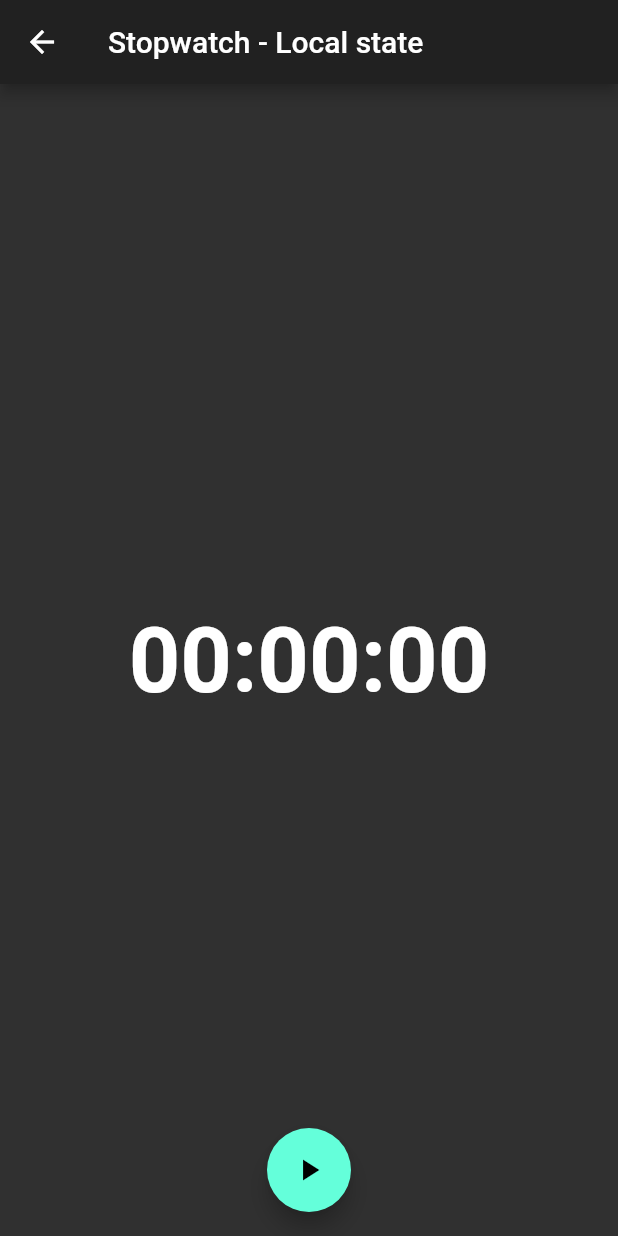
After one commit to Javlopez/bloc_v2, a Flutter app: the screen it shows after launch, after a tap on "Stopwatch", on a phone screen of 412 x 824 dp. The commit adds this screen. Run offline on Flutter 3.47's test engine with Material 2 defaults, Android fonts, the phone set to English and light mode, and no system bars; our stand-ins replace equatable, rxdart.

Commit message:
Add bloc builders and provird

```diff
--- /dev/null
+++ b/lib/blocs/stopwatch_bloc.dart
@@ -0,0 +1,146 @@
+import 'dart:async';
+import 'package:meta/meta.dart';
+import 'package:equatable/equatable.dart';
+import '../bloc/bloc.dart';
+
+abstract class StopwatchEvent extends Equatable {
+  StopwatchEvent([List props = const []]) : super();
+
+  @override
+  List<Object> get props => [];
+}
+
+class StartStopwatch extends StopwatchEvent {
+  @override
+  String toString() {
+    return 'StartStopwatch';
+  }
+}
+
+class StopStopwatch extends StopwatchEvent {
+  @override
+  String toString() {
+    return 'StopStopwatch';
+  }
+}
+
+class ResetStopwatch extends StopwatchEvent {
+  @override
+  String toString() {
+    return 'ResetStopwatch';
+  }
+}
+
+class UpdateStopwatch extends StopwatchEvent {
+  final Duration time;
+
+  UpdateStopwatch(this.time);
+  // : super([time]);
+
+  @override
+  List<Object> get props => [time];
+
+  @override
+  String toString() {
+    return 'UpdateStopwatch {timeInMilliseconds: ${time.inMilliseconds}} ';
+  }
+}
+
+class StopwatchState extends Equatable {
+  final Duration time;
+  final bool isInitial;
+  final bool isRunning;
+  final bool isSpecial;
+
+  StopwatchState(
+      {@required this.time,
+      @required this.isInitial,
+      @required this.isRunning,
+      @required this.isSpecial});
+
+  @override
+  List<Object> get props =>
+      [this.time, this.isInitial, this.isRunning, this.isSpecial];
+
+  factory StopwatchState.initial() {
+    return StopwatchState(
+        time: Duration(milliseconds: 0),
+        isInitial: true,
+        isRunning: false,
+        isSpecial: false);
+  }
+
+  int get minutes => time.inMinutes.remainder(60);
+  int get seconds => time.inSeconds.remainder(60);
+  int get hundreds => (time.inMilliseconds / 10).floor().remainder(100);
+
+  String get timeFormated {
+    String toTwoDigits(int n) {
+      if (n >= 10) return "$n";
+      return "0$n";
+    }
+
+    return "${toTwoDigits(minutes)}:${toTwoDigits(seconds)}:${toTwoDigits(hundreds)}";
+  }
+
+  StopwatchState copyWith(
+      {Duration time, bool isInitial, bool isRunning, bool isSpecial}) {
+    return StopwatchState(
+        time: time ?? this.time,
+        isInitial: isInitial ?? this.isInitial,
+        isRunning: isRunning ?? this.isRunning,
+        isSpecial: isSpecial ?? this.isSpecial);
+  }
+
+  @override
+  String toString() =>
+      "StopwatchState { timeFormated: $timeFormated, isInitial: $isInitial,  isRunning: $isRunning, isSpecial: $isSpecial}";
+}
+
+class StopwatchBloc extends Bloc<StopwatchEvent, StopwatchState> {
+  int _elapsedTimeInmilliseconds = 0;
+  StreamSubscription _streamPeriodicSubscription;
+
+  @override
+  void dispose() {
+    _streamPeriodicSubscription?.cancel();
+    _streamPeriodicSubscription = null;
+    super.dispose();
+  }
+
+  @override
+  StopwatchState get initialState => StopwatchState.initial();
+
+  @override
+  Stream<StopwatchState> mapEventToState(StopwatchEvent event) async* {
+    if (event is StartStopwatch) {
+      if (_streamPeriodicSubscription == null) {
+        _streamPeriodicSubscription =
+            Stream.periodic(Duration(milliseconds: 10)).listen((_) {
+          _elapsedTimeInmilliseconds += 10;
+          dispatch(UpdateStopwatch(
+              Duration(milliseconds: _elapsedTimeInmilliseconds)));
+        });
+      }
+    } else if (event is UpdateStopwatch) {
+      final bool isSpecial = event.time.inMilliseconds % 3000 == 0;
+
+      yield StopwatchState(
+        time: event.time,
+        isInitial: false,
+        isRunning: true,
+        isSpecial: isSpecial,
+      );
+    } else if (event is StopStopwatch) {
+      _streamPeriodicSubscription?.cancel();
+      _streamPeriodicSubscription = null;
+
+      yield currentState.copyWith(isRunning: false);
+    } else if (event is ResetStopwatch) {
+      _elapsedTimeInmilliseconds = 0;
+      if (!currentState.isRunning) {
+        yield StopwatchState.initial();
+      }
+    }
+  }
+}
--- a/lib/home_screen.dart
+++ b/lib/home_screen.dart
@@ -3,6 +3,8 @@ import 'counter_screen.dart';
 import 'blocs/counter_bloc.dart';
 import 'flutter_bloc/bloc_provider.dart';
 import 'flutter_bloc/bloc_builder.dart';
+import 'blocs/stopwatch_bloc.dart';
+import 'stopwatch_screen.dart';
 
 class HomeScreen extends StatelessWidget {
   const HomeScreen({Key key}) : super(key: key);
@@ -14,6 +16,7 @@ class HomeScreen extends StatelessWidget {
   @override
   Widget build(BuildContext context) {
     final counterBloc = BlocProvider.of<CounterBloc>(context);
+    final stopwatchBloc = BlocProvider.of<StopwatchBloc>(context);
 
     return Scaffold(
       appBar: AppBar(title: Text("BLoC Example")),
@@ -46,6 +49,38 @@ class HomeScreen extends StatelessWidget {
               counterBloc.dispatch(CounterEvent.increment);
             },
           ),
+          ListTile(
+            leading: Icon(Icons.add_circle_outline),
+            title: Text('Stopwatch'),
+            trailing: Chip(
+              label: Text('Local State'),
+              backgroundColor: Colors.blue[800],
+            ),
+            onTap: () => _pushContent(context, StopwatchScreenWithLocalState()),
+          ),
+          ListTile(
+            leading: Icon(Icons.add_circle_outline),
+            title: Text('Stopwatch'),
+            subtitle: BlocBuilder(
+              bloc: stopwatchBloc,
+              builder: (BuildContext context, StopwatchState state) {
+                return Text('${state.timeFormated}');
+              },
+            ),
+            trailing: Chip(
+              label: Text('Global State'),
+              backgroundColor: Colors.green[800],
+            ),
+            onTap: () =>
+                _pushContent(context, StopwatchScreenWithGlobalState()),
+            onLongPress: () {
+              if (stopwatchBloc.currentState.isRunning) {
+                stopwatchBloc.dispatch(StopStopwatch());
+              } else {
+                stopwatchBloc.dispatch(StartStopwatch());
+              }
+            },
+          ),
         ],
       ),
     );
--- a/lib/main.dart
+++ b/lib/main.dart
@@ -5,18 +5,23 @@ import 'bloc/bloc_supervisor.dart';
 import 'bloc/bloc_delegate.dart';
 import 'blocs/counter_bloc.dart';
 import 'flutter_bloc/bloc_provider.dart';
+import 'blocs/stopwatch_bloc.dart';
 
 void main() {
   BlocSupervisor.delegate = MyBlocDelegate();
 
+  final stopwatchBloc = StopwatchBloc();
   final counterBloc = CounterBloc();
 
-  runApp(BlocProvider<CounterBloc>(
-    bloc: counterBloc,
-    child: MaterialApp(
-      debugShowCheckedModeBanner: false,
-      theme: ThemeData.dark(),
-      home: HomeScreen(),
+  runApp(BlocProvider(
+    bloc: stopwatchBloc,
+    child: BlocProvider<CounterBloc>(
+      bloc: counterBloc,
+      child: MaterialApp(
+        debugShowCheckedModeBanner: false,
+        theme: ThemeData.dark(),
+        home: HomeScreen(),
+      ),
     ),
   ));
 }
--- /dev/null
+++ b/lib/stopwatch_screen.dart
@@ -0,0 +1,114 @@
+import 'package:flutter/material.dart';
+import 'action_button.dart';
+import 'blocs/stopwatch_bloc.dart';
+import 'flutter_bloc/bloc_provider.dart';
+import 'flutter_bloc/bloc_builder.dart';
+
+class StopwatchScreenWithLocalState extends StatefulWidget {
+  StopwatchScreenWithLocalState({Key key}) : super(key: key);
+
+  @override
+  _StopwatchScreenWithLocalStateState createState() =>
+      _StopwatchScreenWithLocalStateState();
+}
+
+class _StopwatchScreenWithLocalStateState
+    extends State<StopwatchScreenWithLocalState> {
+  StopwatchBloc _stopwatchBloc;
+
+  @override
+  void initState() {
+    super.initState();
+    _stopwatchBloc = StopwatchBloc();
+  }
+
+  @override
+  void dispose() {
+    _stopwatchBloc.dispose();
+    super.dispose();
+  }
+
+  @override
+  Widget build(BuildContext context) {
+    return BlocProvider(
+      bloc: _stopwatchBloc,
+      child: StopwatchScaffold(title: 'Stopwatch - Local state'),
+    );
+  }
+}
+
+class StopwatchScreenWithGlobalState extends StatelessWidget {
+  const StopwatchScreenWithGlobalState({Key key}) : super(key: key);
+
+  @override
+  Widget build(BuildContext context) {
+    return StopwatchScaffold(
+      title: 'Stopwatch-  global state',
+    );
+  }
+}
+
+class StopwatchScaffold extends StatelessWidget {
+  final String title;
+
+  const StopwatchScaffold({Key key, @required this.title}) : super(key: key);
+
+  @override
+  Widget build(BuildContext context) {
+    final stopwatchBloc = BlocProvider.of<StopwatchBloc>(context);
+    return Scaffold(
+      appBar: AppBar(
+        title: Text(title),
+      ),
+      body: Center(
+        child: BlocBuilder(
+            bloc: stopwatchBloc,
+            builder: (BuildContext context, StopwatchState state) {
+              return Text(
+                state.timeFormated,
+                style: TextStyle(fontSize: 60, fontWeight: FontWeight.bold),
+              );
+            }),
+      ),
+      floatingActionButtonLocation: FloatingActionButtonLocation.centerDocked,
+      floatingActionButton: Padding(
+        padding: EdgeInsets.all(16),
+        child: BlocBuilder(
+          bloc: stopwatchBloc,
+          condition: (StopwatchState previous, StopwatchState current) {
+            return previous.isInitial != current.isInitial ||
+                previous.isRunning != current.isRunning;
+          },
+          builder: (BuildContext context, StopwatchState state) {
+            return Row(
+              mainAxisAlignment: MainAxisAlignment.spaceEvenly,
+              children: <Widget>[
+                if (state.isRunning)
+                  ActionButton(
+                    iconData: Icons.stop,
+                    onPressed: () {
+                      stopwatchBloc.dispatch(StopStopwatch());
+                    },
+                  )
+                else
+                  ActionButton(
+                    iconData: Icons.play_arrow,
+                    onPressed: () {
+                      stopwatchBloc.dispatch(StartStopwatch());
+                    },
+                  ),
+                if (!state.isInitial)
+                  ActionButton(
+                    iconData: Icons.replay,
+                    onPressed: () {
+                      stopwatchBloc.dispatch(ResetStopwatch());
+                    },
+                  ),
+              ],
+            );
+          },
+        ),
+      ),
+    );
+  }
+}
```
